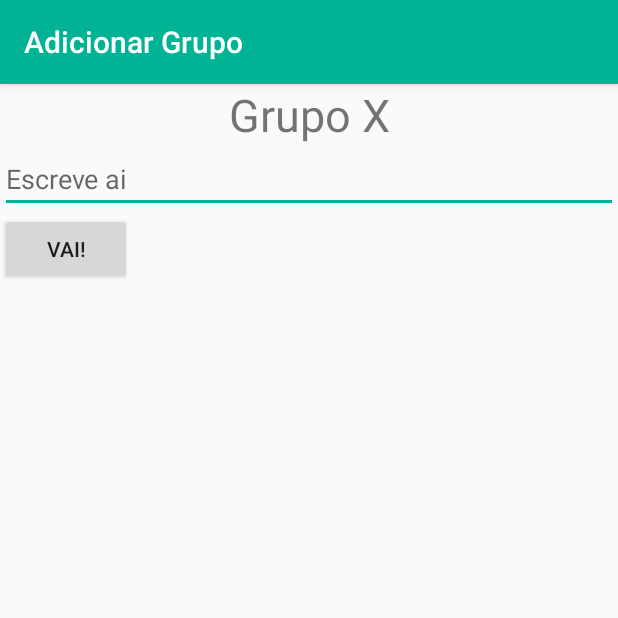
After one commit to ArturFranco/FILS, an Android app: the AddGrupo screen opened directly, with no data from a screen before it, on a phone screen of 412 x 824 dp, the top half of it. The commit adds this screen. Run offline under Robolectric (Android 15) with nearby library versions, the phone set to English and light mode, and no system bars.

Commit message:
- Romoção de bug na tela add treino - tela experimental te adicionar grupo muscular

```diff
--- a/app/src/main/AndroidManifest.xml
+++ b/app/src/main/AndroidManifest.xml
@@ -36,6 +36,9 @@
             android:label="Login"/>
         <activity android:name=".Metas"
             android:label="Metas"/>
+        <activity android:name=".AddGrupo"
+            android:label="Adicionar Grupo"/>
+
 
         <meta-data android:name="com.facebook.sdk.ApplicationId"
             android:value="@string/facebook_app_id"/>
--- /dev/null
+++ b/app/src/main/java/com/example/gabriel/fils/AddGrupo.java
@@ -0,0 +1,39 @@
+package com.example.gabriel.fils;
+
+import android.app.Activity;
+import android.content.Intent;
+import android.os.Bundle;
+import android.support.annotation.Nullable;
+import android.support.v7.app.AppCompatActivity;
+import android.view.View;
+import android.widget.Button;
+import android.widget.EditText;
+import android.widget.TextView;
+
+/**
+ * Created by Gabriel on 19/11/2016.
+ */
+
+public class AddGrupo extends AppCompatActivity {
+    @Override
+    protected void onCreate(Bundle savedInstanceState) {
+        super.onCreate(savedInstanceState);
+        setContentView(R.layout.add_grupo_main);
+        Bundle extras = getIntent().getExtras();
+        if (extras != null){
+            TextView titulo = (TextView) findViewById(R.id.grupoTitulo);
+            titulo.setText(extras.getString("titulo"));
+        }
+        Button botao = (Button) findViewById(R.id.bot);
+        botao.setOnClickListener(new View.OnClickListener() {
+            @Override
+            public void onClick(View view) {
+                Intent returnIntent = getIntent();
+                EditText texto = (EditText) findViewById(R.id.testeTexto);
+                returnIntent.putExtra("result", texto.getText().toString());
+                setResult(Activity.RESULT_OK, returnIntent);
+                finish();
+            }
+        });
+    }
+}
--- a/app/src/main/java/com/example/gabriel/fils/NovoTreino.java
+++ b/app/src/main/java/com/example/gabriel/fils/NovoTreino.java
@@ -128,7 +128,6 @@ public class NovoTreino extends AppCompatActivity {
 
 
 
-        //TODO adicionar a funcao de adicionar novos treinos
         FloatingActionButton fab = (FloatingActionButton) findViewById(R.id.addTreinoButton);
         fab.setOnClickListener(new View.OnClickListener() {
             @Override
--- /dev/null
+++ b/app/src/main/res/layout/add_grupo_main.xml
@@ -0,0 +1,23 @@
+<?xml version="1.0" encoding="utf-8"?>
+<LinearLayout xmlns:android="http://schemas.android.com/apk/res/android"
+    android:orientation="vertical" android:layout_width="match_parent"
+    android:layout_height="match_parent">
+    <TextView
+        android:layout_width="match_parent"
+        android:layout_height="wrap_content"
+        android:text="Grupo X"
+        android:textSize="30dp"
+        android:textAlignment="center"
+        android:id="@+id/grupoTitulo"/>
+    <EditText
+        android:layout_width="match_parent"
+        android:layout_height="wrap_content"
+        android:id="@+id/testeTexto"
+        android:hint="Escreve ai"/>
+    <Button
+        android:layout_width="wrap_content"
+        android:layout_height="wrap_content"
+        android:text="Vai!"
+        android:id="@+id/bot"/>
+
+</LinearLayout>
```
Also changed, not shown: app/src/main/java/com/example/gabriel/fils/AddTreino.java (+79 -8 lines), app/src/main/java/com/example/gabriel/fils/Exercicio.java (added, +42 -0 lines), app/src/main/java/com/example/gabriel/fils/Treino.java (added, +71 -0 lines), app/src/main/res/layout/add_treino_musculacao.xml (+14 -5 lines).
